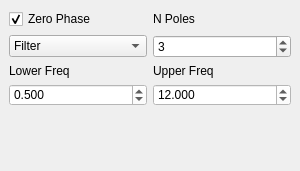
Before: the Qt Designer form isp/resources/designer_uis/FilterDockWidget.ui in ProjectISP/ISP, drawn with Qt 5.
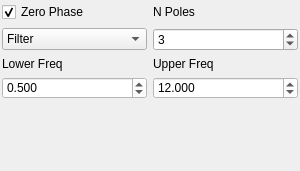
After: the same form once the commit is applied.

```diff
--- a/isp/resources/designer_uis/FilterDockWidget.ui
+++ b/isp/resources/designer_uis/FilterDockWidget.ui
@@ -11,7 +11,7 @@
    </rect>
   </property>
   <property name="sizePolicy">
-   <sizepolicy hsizetype="Expanding" vsizetype="Preferred">
+   <sizepolicy hsizetype="Expanding" vsizetype="Expanding">
     <horstretch>0</horstretch>
     <verstretch>0</verstretch>
    </sizepolicy>
@@ -26,13 +26,25 @@
    <bool>true</bool>
   </property>
   <property name="features">
-   <set>QDockWidget::DockWidgetClosable|QDockWidget::DockWidgetMovable</set>
+   <set>QDockWidget::DockWidgetMovable</set>
   </property>
   <property name="windowTitle">
    <string>Filter</string>
   </property>
   <widget class="QWidget" name="dockWidgetContents">
    <layout class="QGridLayout" name="gridLayout">
+    <property name="leftMargin">
+     <number>2</number>
+    </property>
+    <property name="topMargin">
+     <number>2</number>
+    </property>
+    <property name="rightMargin">
+     <number>2</number>
+    </property>
+    <property name="bottomMargin">
+     <number>2</number>
+    </property>
     <item row="1" column="0">
      <widget class="QComboBox" name="fiterComboBox">
       <item>
```
